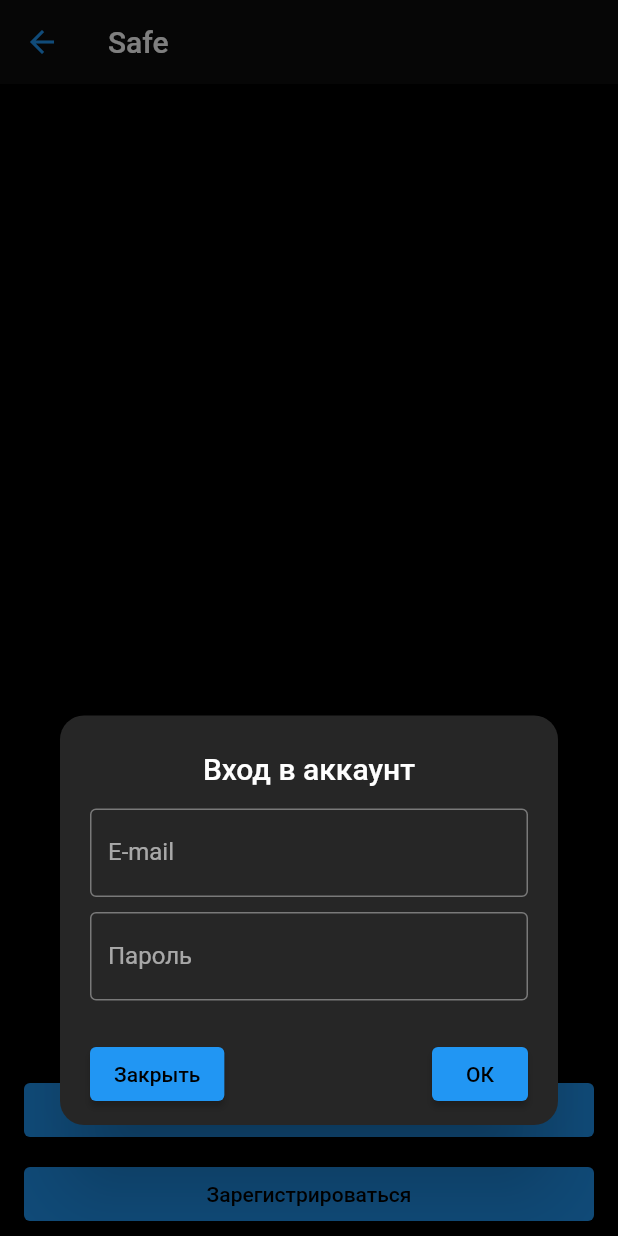
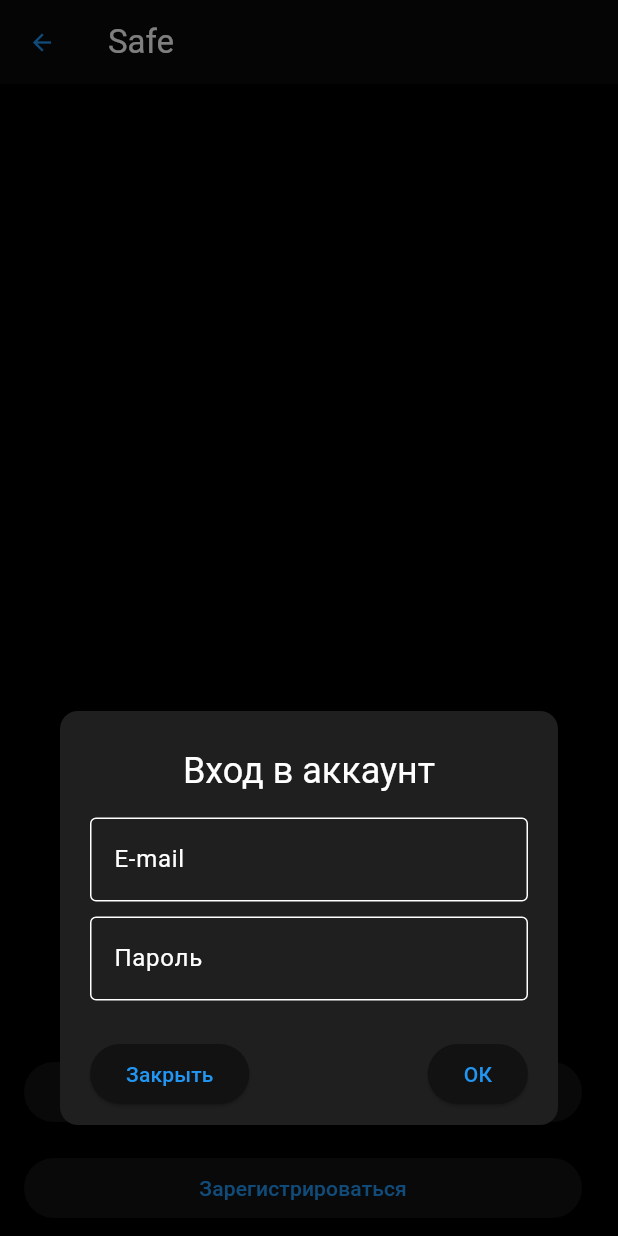
Before and after one commit to evgenii-shcherbakov/safe, a Flutter app: the screen it shows after launch, after a tap on "Войти", on a phone screen of 412 x 824 dp. Run offline on Flutter 3.47's test engine with Material 2 defaults, Android fonts, the phone set to English and light mode, and no system bars; our stand-ins replace cloud_firestore, dio, firebase_auth, firebase_core, get_it, go_router and 2 more; accounts and stored records are empty.

Commit message:
feat: update project global styles

```diff
--- a/lib/widgets/app.dart
+++ b/lib/widgets/app.dart
@@ -1,6 +1,3 @@
-import 'dart:io';
-
-import 'package:flutter/foundation.dart';
 import 'package:flutter/material.dart';
 import 'package:go_router/go_router.dart';
 import 'package:safe/widgets/pages/auth.page.dart';
@@ -8,6 +5,7 @@ import 'package:safe/widgets/pages/home.page.dart';
 
 import '../constants/common.dart';
 import '../enums/route.enum.dart';
+import '../shared/utils.dart';
 
 class App extends StatelessWidget {
   App({super.key});
@@ -30,32 +28,35 @@ class App extends StatelessWidget {
   Widget build(BuildContext context) {
     return MaterialApp.router(
       title: appName,
-      theme: ThemeData(
+      theme: _theme,
+      routerConfig: _router,
+    );
+  }
+
+  static final ThemeData _theme = ThemeData(
+    useMaterial3: true,
     colorScheme: const ColorScheme.dark(
       primary: Colors.blue,
     ),
     scaffoldBackgroundColor: Colors.black,
     appBarTheme: AppBarTheme(
-          backgroundColor: Color.lerp(Colors.black, Colors.white, 0.05),
+      backgroundColor: Color.lerp(Colors.black, Colors.white, 0.04),
     ),
     cardTheme: CardTheme(
-          color: Color.lerp(Colors.black, Colors.white, 0.1),
+      color: Color.lerp(Colors.black, Colors.white, 0.08),
       shape: const RoundedRectangleBorder(
         borderRadius: BorderRadius.all(Radius.circular(8)),
       ),
     ),
     dialogTheme: DialogTheme(
-          backgroundColor: Color.lerp(Colors.black, Colors.white, 0.15),
+      backgroundColor: Color.lerp(Colors.black, Colors.white, 0.12),
       shape: const RoundedRectangleBorder(
-            borderRadius: BorderRadius.all(Radius.circular(16)),
+        borderRadius: BorderRadius.all(Radius.circular(12)),
       ),
-          alignment: !kIsWeb && (Platform.isAndroid || Platform.isIOS) ? Alignment.bottomCenter : null,
+      alignment: isMobile() ? Alignment.bottomCenter : null,
     ),
     floatingActionButtonTheme: const FloatingActionButtonThemeData(
       backgroundColor: Colors.blue,
     ),
-      ),
-      routerConfig: _router,
   );
 }
-}
```
Lines whose indentation alone changed are shown as unchanged.
